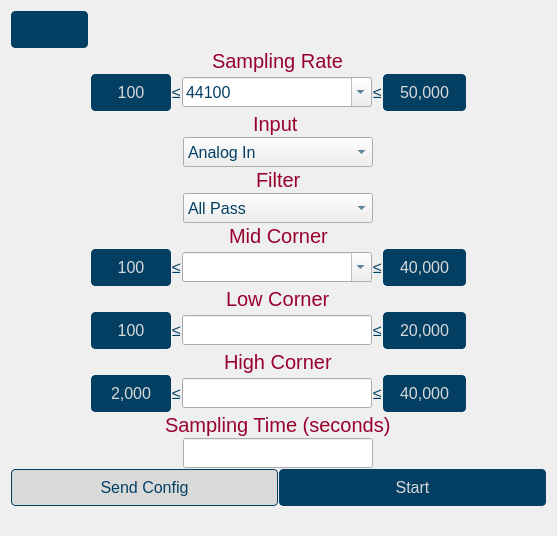
Qt form gui/qtdesigner/BasicOperationWidget.ui (wyattduber/CyDAQ) before a commit.
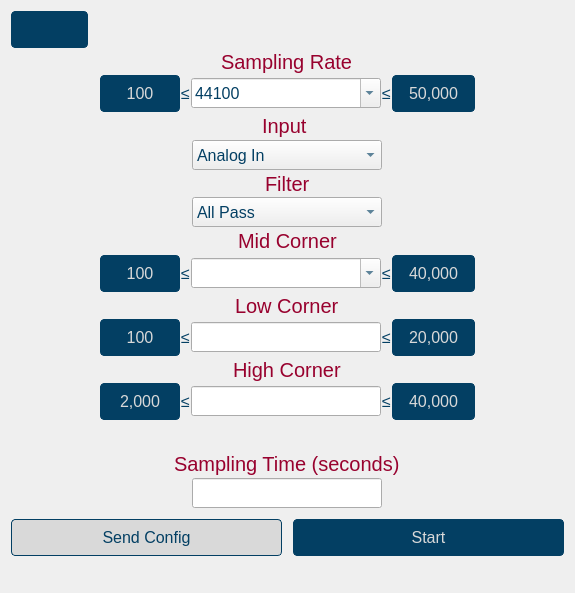
The same form after that commit. Icons and pictures are not drawn.

Commit message: add some padding to basic op page

Diff of the .ui file:
```diff
--- a/gui/qtdesigner/BasicOperationWidget.ui
+++ b/gui/qtdesigner/BasicOperationWidget.ui
@@ -2,6 +2,14 @@
 <ui version="4.0">
  <class>BasicOpetaionWidget</class>
  <widget class="QWidget" name="BasicOpetaionWidget">
+  <property name="geometry">
+   <rect>
+    <x>0</x>
+    <y>0</y>
+    <width>575</width>
+    <height>593</height>
+   </rect>
+  </property>
   <property name="windowTitle">
    <string>Form</string>
   </property>
@@ -662,6 +670,22 @@
      </item>
     </layout>
    </item>
+   <item>
+    <spacer name="verticalSpacer_2">
+     <property name="orientation">
+      <enum>Qt::Vertical</enum>
+     </property>
+     <property name="sizeType">
+      <enum>QSizePolicy::Fixed</enum>
+     </property>
+     <property name="sizeHint" stdset="0">
+      <size>
+       <width>20</width>
+       <height>30</height>
+      </size>
+     </property>
+    </spacer>
+   </item>
    <item alignment="Qt::AlignHCenter">
     <widget class="QLabel" name="sampling_time_label">
      <property name="maximumSize">
@@ -685,6 +709,22 @@
      </property>
     </widget>
    </item>
+   <item>
+    <spacer name="verticalSpacer">
+     <property name="orientation">
+      <enum>Qt::Vertical</enum>
+     </property>
+     <property name="sizeType">
+      <enum>QSizePolicy::Fixed</enum>
+     </property>
+     <property name="sizeHint" stdset="0">
+      <size>
+       <width>20</width>
+       <height>10</height>
+      </size>
+     </property>
+    </spacer>
+   </item>
    <item>
     <layout class="QHBoxLayout" name="horizontalLayout_2">
      <item>
@@ -694,6 +734,22 @@
        </property>
       </widget>
      </item>
+     <item>
+      <spacer name="horizontalSpacer_9">
+       <property name="orientation">
+        <enum>Qt::Horizontal</enum>
+       </property>
+       <property name="sizeType">
+        <enum>QSizePolicy::Fixed</enum>
+       </property>
+       <property name="sizeHint" stdset="0">
+        <size>
+         <width>10</width>
+         <height>10</height>
+        </size>
+       </property>
+      </spacer>
+     </item>
      <item>
       <widget class="QPushButton" name="start_stop_sampling_btn">
        <property name="minimumSize">
```
The commit also changes 3 other files.
